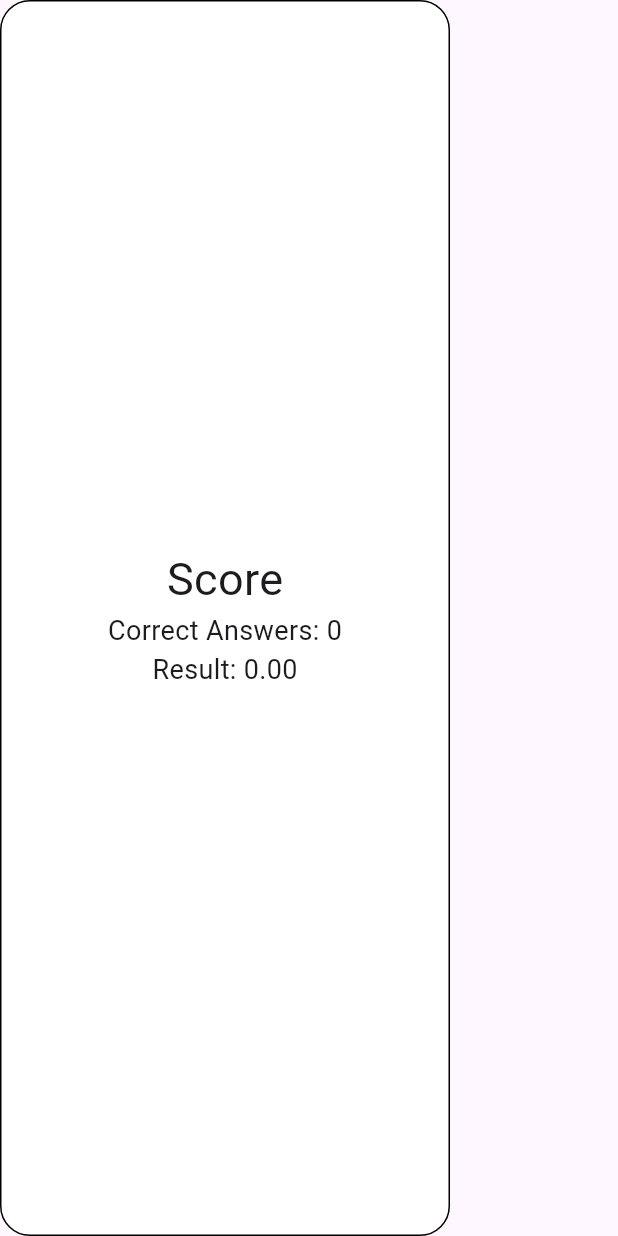
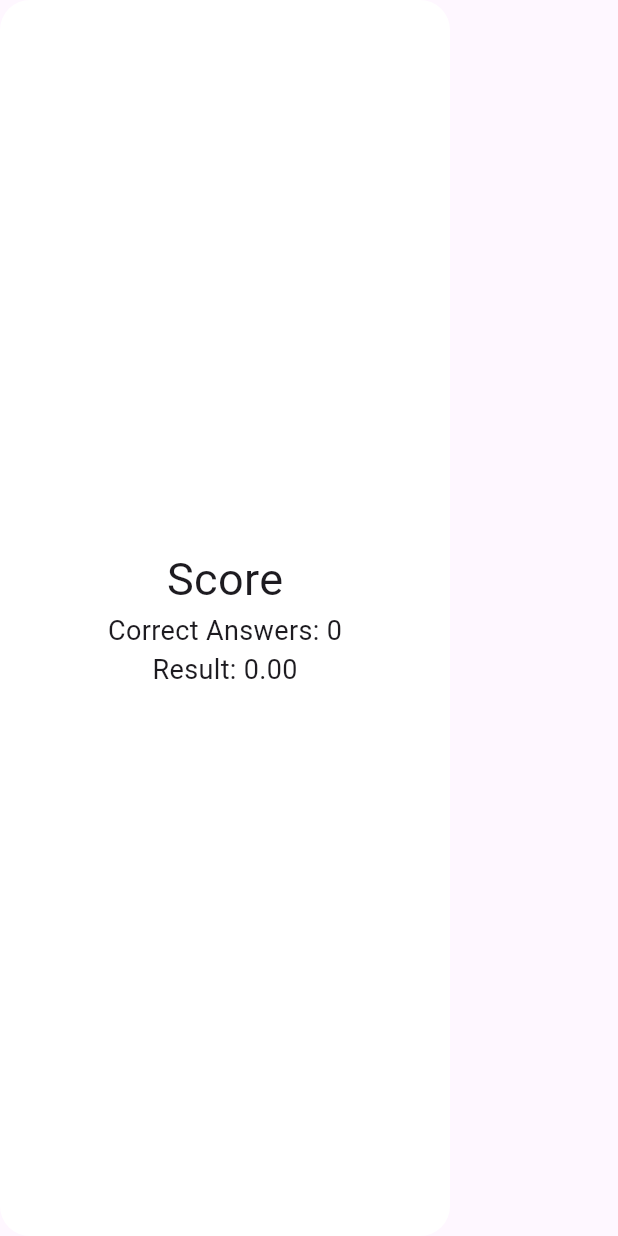
Before and after one commit to JosephPaiz/PLUTrainer, a Flutter app: the ScoreView widget shown alone on an empty page, opened directly, on a phone screen of 412 x 824 dp. Run offline on Flutter 3.47's test engine with Material 3 defaults, Android fonts, the light colour scheme and no system bars; our stand-ins replace google_fonts, hugeicons, logger, supabase_flutter; accounts and stored records are empty.

Commit message:
scoreview

```diff
--- a/lib/widgets/Score/score_view.dart
+++ b/lib/widgets/Score/score_view.dart
@@ -29,8 +29,6 @@ class _ScoreViewState extends State<ScoreView> {
       decoration: BoxDecoration(
         color: Colors.white,
         borderRadius: BorderRadius.circular(20),
-        border: Border.all(
-            color: Colors.black), // Añadir un borde para mejor visibilidad
       ),
       child: Column(
         mainAxisAlignment: MainAxisAlignment.center,
```
Also changed, not shown: 3 other files.
